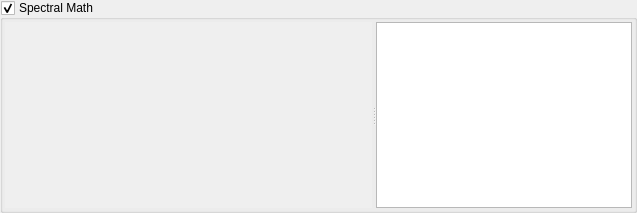
Before: the Qt Designer form qps/speclib/spectralmathwidget.ui in EnMAP-Box/qgispluginsupport, drawn with Qt 5.
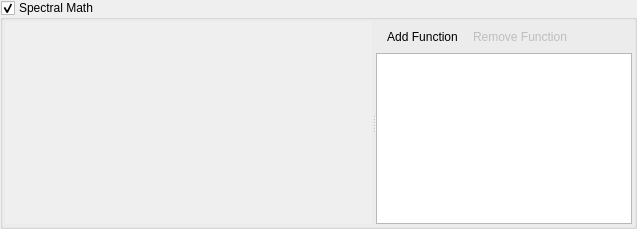
After: the same form once the commit is applied. Icons and pictures are not drawn. Custom widgets are drawn as their Qt base class.

Commit message: enhances SpectralMath functions and widgets

What changed in the file:
```diff
--- a/qps/speclib/spectralmathwidget.ui
+++ b/qps/speclib/spectralmathwidget.ui
@@ -7,7 +7,7 @@
     <x>0</x>
     <y>0</y>
     <width>637</width>
-    <height>213</height>
+    <height>229</height>
    </rect>
   </property>
   <property name="windowTitle">
@@ -28,7 +28,7 @@
   <property name="saveCheckedState">
    <bool>true</bool>
   </property>
-  <layout class="QHBoxLayout" name="horizontalLayout">
+  <layout class="QVBoxLayout" name="verticalLayout_2">
    <property name="spacing">
     <number>2</number>
    </property>
@@ -67,12 +67,51 @@
         <rect>
          <x>0</x>
          <y>0</y>
-         <width>369</width>
-         <height>191</height>
+         <width>367</width>
+         <height>207</height>
         </rect>
        </property>
       </widget>
      </widget>
+     <widget class="QWidget" name="verticalLayoutWidget">
+      <layout class="QVBoxLayout" name="verticalLayout">
+       <property name="spacing">
+        <number>2</number>
+       </property>
+       <item>
+        <widget class="QToolBar" name="mToolBar">
+         <property name="sizePolicy">
+          <sizepolicy hsizetype="Preferred" vsizetype="Preferred">
+           <horstretch>0</horstretch>
+           <verstretch>0</verstretch>
+          </sizepolicy>
+         </property>
+         <property name="contextMenuPolicy">
+          <enum>Qt::DefaultContextMenu</enum>
+         </property>
+         <property name="windowTitle">
+          <string>Attribute Table Toolbar</string>
+         </property>
+         <property name="movable">
+          <bool>false</bool>
+         </property>
+         <property name="allowedAreas">
+          <set>Qt::NoToolBarArea</set>
+         </property>
+         <property name="iconSize">
+          <size>
+           <width>18</width>
+           <height>18</height>
+          </size>
+         </property>
+         <property name="floatable">
+          <bool>false</bool>
+         </property>
+         <addaction name="actionAddFunction"/>
+         <addaction name="actionRemoveFunction"/>
+        </widget>
+       </item>
+       <item>
      <widget class="SpectralMathFunctionTableView" name="mTableView">
       <property name="dragEnabled">
        <bool>true</bool>
@@ -90,9 +129,39 @@
        <bool>false</bool>
       </attribute>
      </widget>
-    </widget>
+       </item>
+      </layout>
+     </widget>
+    </widget>
    </item>
   </layout>
+  <action name="actionAddFunction">
+   <property name="icon">
+    <iconset resource="../../../QGIS/images/images.qrc">
+     <normaloff>:/images/themes/default/mActionAddExpression.svg</normaloff>:/images/themes/default/mActionAddExpression.svg</iconset>
+   </property>
+   <property name="text">
+    <string>Add Function</string>
+   </property>
+   <property name="toolTip">
+    <string>Adds a new Spectral Math function</string>
+   </property>
+  </action>
+  <action name="actionRemoveFunction">
+   <property name="enabled">
+    <bool>false</bool>
+   </property>
+   <property name="icon">
+    <iconset resource="../../../QGIS/images/images.qrc">
+     <normaloff>:/images/themes/default/mActionRemove.svg</normaloff>:/images/themes/default/mActionRemove.svg</iconset>
+   </property>
+   <property name="text">
+    <string>Remove Function</string>
+   </property>
+   <property name="toolTip">
+    <string>Removes the selected function(s)</string>
+   </property>
+  </action>
  </widget>
  <customwidgets>
   <customwidget>
```
Left out of the diff: 6 changed lines with no effect on the pictures. Lines whose indentation alone changed are shown as unchanged. The commit also changes 2 other files.
